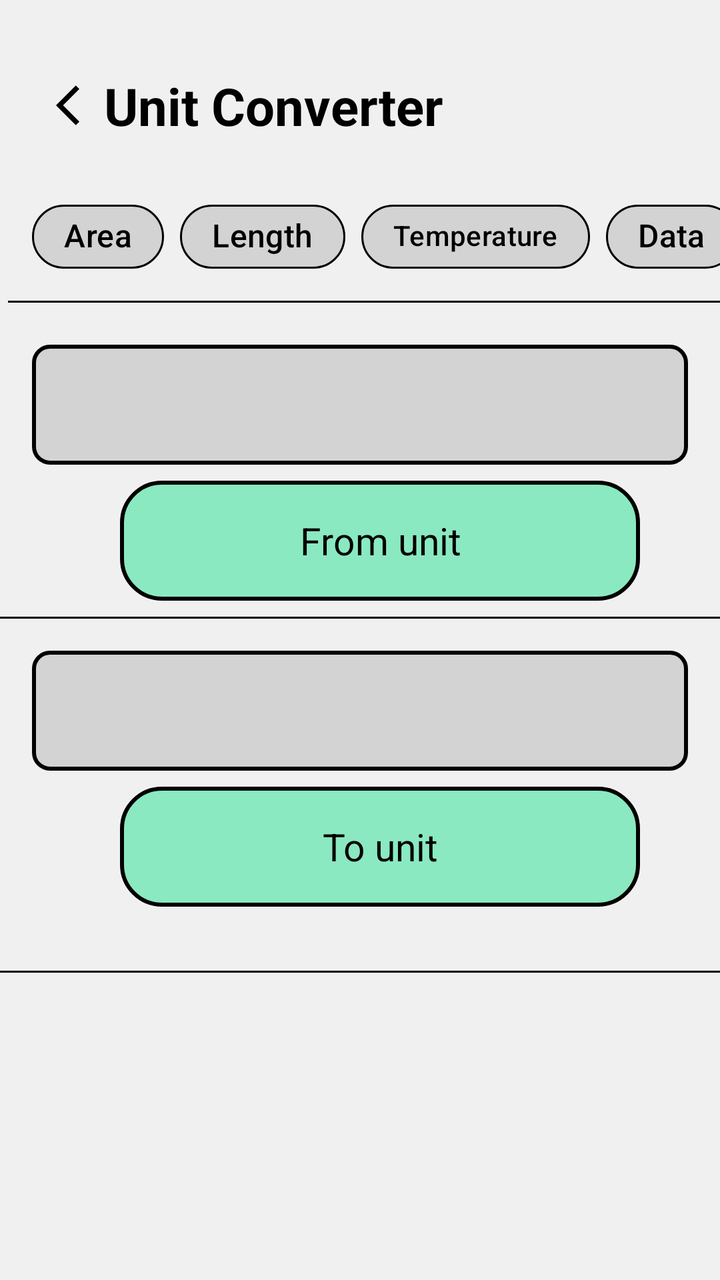
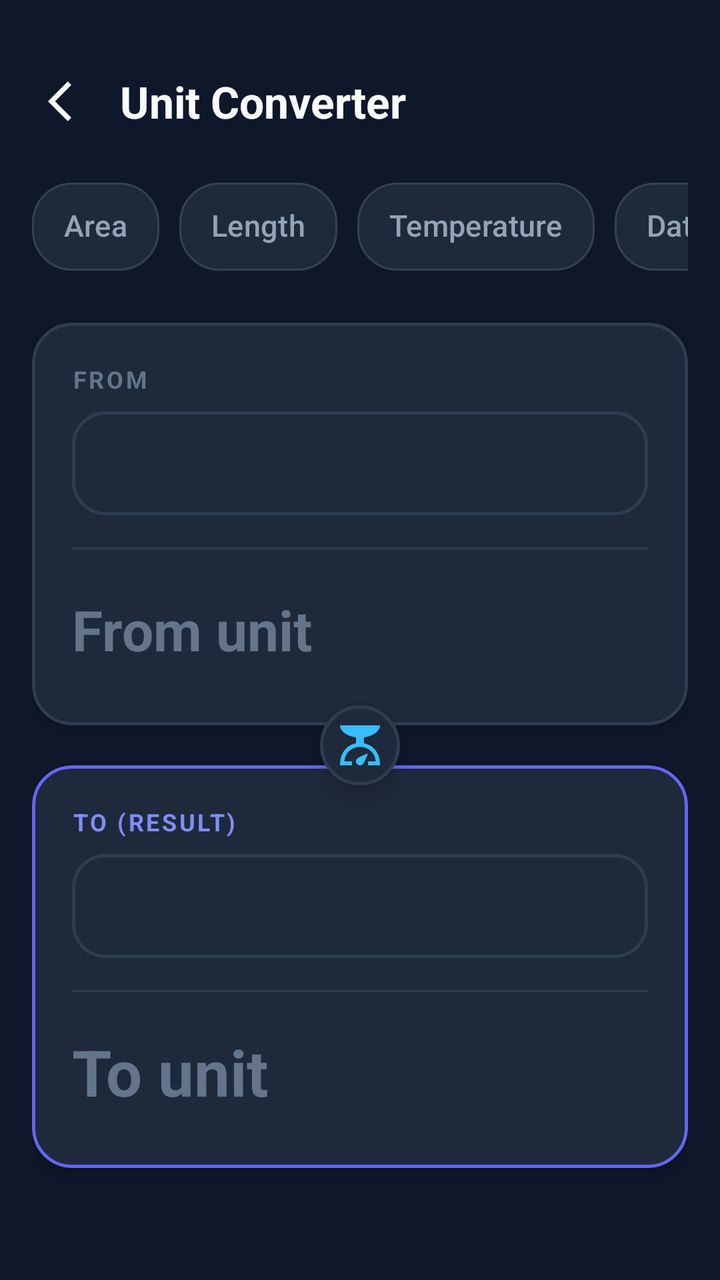

Two renders of the same Android screen: before a commit and after it. Below are the layout's source before the change and the commit's diff.
<!-- AndroidManifest.xml: application theme Theme.Calculater -->
<!-- res/layout/activity_unit_calculate.xml -->
<?xml version="1.0" encoding="utf-8"?>
<androidx.constraintlayout.widget.ConstraintLayout xmlns:android="http://schemas.android.com/apk/res/android"
    xmlns:app="http://schemas.android.com/apk/res-auto"
    xmlns:tools="http://schemas.android.com/tools"
    android:id="@+id/main"
    android:layout_width="match_parent"
    android:layout_height="match_parent"
    android:background="@color/light_gray"
    tools:context=".unitCalculate">

    <TextView
        android:id="@+id/unit_measure"
        android:layout_width="wrap_content"
        android:layout_height="wrap_content"
        android:layout_marginStart="28dp"
        android:layout_marginTop="16dp"
        android:text="@string/unit_converter"
        android:textColor="@color/black"
        android:textSize="26sp"
        android:textStyle="bold"
        app:drawableStartCompat="@drawable/baseline_arrow_back_ios_24"
        app:layout_constraintStart_toStartOf="@id/guideline_vertical"
        app:layout_constraintTop_toBottomOf="@id/guideline_hori" />

    <HorizontalScrollView
        android:id="@+id/horizontalScrollView"
        android:layout_width="0dp"
        android:layout_height="wrap_content"
        android:layout_marginTop="24dp"
        android:scrollbars="none"
        app:layout_constraintEnd_toEndOf="parent"
        app:layout_constraintStart_toStartOf="parent"
        app:layout_constraintTop_toBottomOf="@id/unit_measure">

        <com.google.android.material.chip.ChipGroup
            android:id="@+id/cip_group"
            android:layout_width="wrap_content"
            android:layout_height="wrap_content"
            android:paddingStart="16dp"
            android:paddingEnd="16dp"
            app:chipSpacingHorizontal="8dp"
            app:selectionRequired="true"
            app:singleLine="true"
            app:singleSelection="true">

            <com.google.android.material.chip.Chip
                android:id="@+id/area_chip"
                style="@style/CustomChipStyle"
                android:layout_width="wrap_content"
                android:layout_height="wrap_content"
                android:checkable="true"
                android:text="@string/area"
                android:textColor="@color/black"
                android:textSize="16sp"
                android:textStyle="bold" />

            <com.google.android.material.chip.Chip
                android:id="@+id/length_chip"
                style="@style/CustomChipStyle"
                android:layout_width="wrap_content"
                android:layout_height="wrap_content"
                android:checkable="true"
                android:text="@string/length"
                android:textColor="@color/black"
                android:textSize="16sp"
                android:textStyle="bold" />

            <com.google.android.material.chip.Chip
                android:id="@+id/tem_chip"
                style="@style/CustomChipStyle"
                android:layout_width="wrap_content"
                android:layout_height="wrap_content"
                android:checkable="true"
                android:text="@string/temperature"
                android:textColor="@color/black"
                android:textSize="14sp"
                android:textStyle="bold" />

            <com.google.android.material.chip.Chip
                android:id="@+id/data_chip"
                style="@style/CustomChipStyle"
                android:layout_width="wrap_content"
                android:layout_height="wrap_content"
                android:checkable="true"
                android:text="@string/data"
                android:textColor="@color/black"
                android:textSize="16sp"
                android:textStyle="bold" />

            <com.google.android.material.chip.Chip
                android:id="@+id/tax_chip"
                style="@style/CustomChipStyle"
                android:layout_width="wrap_content"
                android:layout_height="wrap_content"
                android:checkable="true"
                android:text="@string/tax"
                android:textColor="@color/black"
                android:textSize="16sp"
                android:textStyle="bold" />

            <com.google.android.material.chip.Chip
                android:id="@+id/mass_chip"
                style="@style/CustomChipStyle"
                android:layout_width="wrap_content"
                android:layout_height="wrap_content"
                android:checkable="true"
                android:text="@string/mass"
                android:textColor="@color/black"
                android:textSize="16sp"
                android:textStyle="bold" />

        </com.google.android.material.chip.ChipGroup>
    </HorizontalScrollView>

    <View
        android:id="@+id/line"
        android:layout_width="match_parent"
        android:layout_height="1dp"
        android:layout_marginStart="4dp"
        android:layout_marginTop="8dp"
        android:background="@color/black"
        app:layout_constraintStart_toStartOf="@id/guideline_vertical"
        app:layout_constraintTop_toBottomOf="@id/horizontalScrollView" />

    <androidx.appcompat.widget.AppCompatSpinner
        android:id="@+id/spinner_one"
        android:layout_width="0dp"
        android:layout_height="60dp"
        android:layout_marginStart="16dp"
        android:layout_marginTop="30dp"
        android:layout_marginEnd="16dp"
        android:background="@drawable/spinner_bg"
        android:popupBackground="@color/white"
        app:layout_constraintEnd_toEndOf="parent"
        app:layout_constraintStart_toStartOf="parent"
        app:layout_constraintTop_toBottomOf="@id/horizontalScrollView" />

    <EditText
        android:id="@+id/from_unit"
        android:layout_width="260dp"
        android:layout_height="60dp"
        android:layout_marginStart="60dp"
        android:layout_marginTop="8dp"
        android:background="@drawable/unit_screen_bg"
        android:gravity="center"
        android:hint="@string/from_unit"
        android:inputType="numberDecimal"
        android:textColor="@color/black"
        android:textColorHint="@color/black"
        android:textSize="19sp"
        app:layout_constraintStart_toStartOf="@id/guideline_vertical"
        app:layout_constraintTop_toBottomOf="@id/spinner_one" />

    <View
        android:id="@+id/line2"
        android:layout_width="match_parent"
        android:layout_height="1dp"
        android:layout_marginTop="8dp"
        android:background="@color/black"
        app:layout_constraintStart_toStartOf="@id/guideline_vertical"
        app:layout_constraintTop_toBottomOf="@id/from_unit" />


    <androidx.appcompat.widget.AppCompatSpinner
        android:id="@+id/spinner_2"
        android:layout_width="0dp"
        android:layout_height="60dp"
        android:layout_marginStart="16dp"
        android:layout_marginTop="16dp"
        android:layout_marginEnd="16dp"
        android:background="@drawable/spinner_bg"
        android:popupBackground="@color/white"
        app:layout_constraintEnd_toEndOf="parent"
        app:layout_constraintHorizontal_bias="0.0"
        app:layout_constraintStart_toStartOf="parent"
        app:layout_constraintTop_toBottomOf="@id/line2" />


    <TextView
        android:id="@+id/To_unit"
        android:layout_width="260dp"
        android:layout_height="60dp"
        android:layout_marginStart="60dp"
        android:layout_marginTop="8dp"
        android:background="@drawable/unit_screen_bg"
        android:gravity="center"
        android:hint="@string/to_unit"
        android:textColor="@color/black"
        android:textColorHint="@color/black"
        android:textSize="19sp"
        app:layout_constraintStart_toStartOf="@id/guideline_vertical"
        app:layout_constraintTop_toBottomOf="@id/spinner_2" />

    <View
        android:id="@+id/line3"
        android:layout_width="match_parent"
        android:layout_height="1dp"
        android:layout_marginTop="32dp"
        android:background="@color/black"
        app:layout_constraintStart_toStartOf="@id/guideline_vertical"
        app:layout_constraintTop_toBottomOf="@id/To_unit" />

    <androidx.constraintlayout.widget.Guideline
        android:id="@+id/guideline_hori"
        android:layout_width="wrap_content"
        android:layout_height="wrap_content"
        android:orientation="horizontal"
        app:layout_constraintGuide_percent="0.03" />

    <androidx.constraintlayout.widget.Guideline
        android:id="@+id/guideline_vertical"
        android:layout_width="wrap_content"
        android:layout_height="wrap_content"
        android:orientation="vertical"
        app:layout_constraintGuide_percent="0.00" />

</androidx.constraintlayout.widget.ConstraintLayout>
<!-- resources referenced by this layout -->
<resources>
  <color name="black">#FF000000</color>
  <color name="light_gray">#F0F0F0</color>
  <color name="white">#FFFFFFFF</color>
  <!-- drawable baseline_arrow_back_ios_24 (drawable) -->
  <vector xmlns:android="http://schemas.android.com/apk/res/android" android:autoMirrored="true" android:height="24dp" android:tint="#000000" android:viewportHeight="24" android:viewportWidth="24" android:width="24dp">
        
      <path android:fillColor="@android:color/white" android:pathData="M11.67,3.87L9.9,2.1 0,12l9.9,9.9 1.77,-1.77L3.54,12z"/>
      
  </vector>
  <!-- drawable spinner_bg (drawable) -->
  <?xml version="1.0" encoding="utf-8"?>
  <shape xmlns:android="http://schemas.android.com/apk/res/android">
  
      <solid android:color="@color/grey" />
      <corners android:radius="8dp" />
  
      <stroke
          android:width="2dp"
          android:color="@color/black" />
  </shape>
  <!-- drawable unit_screen_bg (drawable) -->
  <?xml version="1.0" encoding="utf-8"?>
  <shape xmlns:android="http://schemas.android.com/apk/res/android"
      android:shape="rectangle">
  
      <corners android:radius="20dp" />
  
      <stroke
          android:width="2dp"
          android:color="@color/black" />
  
      <solid android:color="@color/Aquemarine" />
  
  </shape>
  <string name="area">Area</string>
  <string name="data">Data</string>
  <string name="from_unit">From unit</string>
  <string name="length">Length</string>
  <string name="mass">Mass</string>
  <string name="tax">Tax</string>
  <string name="temperature">Temperature</string>
  <string name="to_unit">To unit</string>
  <string name="unit_converter">Unit Converter</string>
  <style name="CustomChipStyle" parent="Widget.Material3.Chip.Assist">
          <item name="android:textColor">@color/black</item>
          <item name="chipBackgroundColor">@color/grey</item>
          <item name="chipStrokeColor">@color/black</item>
          <item name="chipStrokeWidth">1dp</item>
          <item name="elevation">6dp</item>
          <item name="shapeAppearance">?attr/shapeAppearanceSmallComponent</item>
          <item name="chipCornerRadius">30dp</item>
      </style>
  <style name="Theme.Calculater" parent="Base.Theme.Calculater" />
  <color name="grey">#D3D3D3</color>
  <color name="Aquemarine">#8AE9C1</color>
  <style name="Base.Theme.Calculater" parent="Theme.Material3.DayNight.NoActionBar">
          
          
      </style>
</resources>

<!-- the commit's change to res/layout/activity_unit_calculate.xml (unified diff, before → after) -->
@@ -5,28 +5,35 @@
     android:id="@+id/main"
     android:layout_width="match_parent"
     android:layout_height="match_parent"
-    android:background="@color/light_gray"
+    android:background="@color/bg_dark"
+    android:paddingStart="16dp"
+    android:paddingEnd="16dp"
     tools:context=".unitCalculate">
 
+    
     <TextView
         android:id="@+id/unit_measure"
         android:layout_width="wrap_content"
         android:layout_height="wrap_content"
-        android:layout_marginStart="28dp"
-        android:layout_marginTop="16dp"
+        android:layout_marginTop="28dp"
+        android:drawablePadding="12dp"
+        android:gravity="center_vertical"
+        android:padding="8dp"
         android:text="@string/unit_converter"
-        android:textColor="@color/black"
-        android:textSize="26sp"
+        android:textColor="@color/text_primary"
+        android:textSize="22sp"
         android:textStyle="bold"
         app:drawableStartCompat="@drawable/baseline_arrow_back_ios_24"
-        app:layout_constraintStart_toStartOf="@id/guideline_vertical"
-        app:layout_constraintTop_toBottomOf="@id/guideline_hori" />
-
+        app:drawableTint="@color/text_primary"
+        app:layout_constraintStart_toStartOf="parent"
+        app:layout_constraintTop_toTopOf="parent" />
+
+    
     <HorizontalScrollView
         android:id="@+id/horizontalScrollView"
         android:layout_width="0dp"
         android:layout_height="wrap_content"
-        android:layout_marginTop="24dp"
+        android:layout_marginTop="16dp"
         android:scrollbars="none"
         app:layout_constraintEnd_toEndOf="parent"
         app:layout_constraintStart_toStartOf="parent"
@@ -36,9 +43,7 @@
             android:id="@+id/cip_group"
             android:layout_width="wrap_content"
             android:layout_height="wrap_content"
-            android:paddingStart="16dp"
-            android:paddingEnd="16dp"
-            app:chipSpacingHorizontal="8dp"
+            app:chipSpacingHorizontal="10dp"
             app:selectionRequired="true"
             app:singleLine="true"
             app:singleSelection="true">
@@ -49,10 +54,7 @@
                 android:layout_width="wrap_content"
                 android:layout_height="wrap_content"
                 android:checkable="true"
-                android:text="@string/area"
-                android:textColor="@color/black"
-                android:textSize="16sp"
-                android:textStyle="bold" />
+                android:text="@string/area" />
 
             <com.google.android.material.chip.Chip
                 android:id="@+id/length_chip"
@@ -60,10 +62,7 @@
                 android:layout_width="wrap_content"
                 android:layout_height="wrap_content"
                 android:checkable="true"
-                android:text="@string/length"
-                android:textColor="@color/black"
-                android:textSize="16sp"
-                android:textStyle="bold" />
+                android:text="@string/length" />
 
             <com.google.android.material.chip.Chip
                 android:id="@+id/tem_chip"
@@ -71,10 +70,7 @@
                 android:layout_width="wrap_content"
                 android:layout_height="wrap_content"
                 android:checkable="true"
-                android:text="@string/temperature"
-                android:textColor="@color/black"
-                android:textSize="14sp"
-                android:textStyle="bold" />
+                android:text="@string/temperature" />
 
             <com.google.android.material.chip.Chip
                 android:id="@+id/data_chip"
@@ -82,10 +78,7 @@
                 android:layout_width="wrap_content"
                 android:layout_height="wrap_content"
                 android:checkable="true"
-                android:text="@string/data"
-                android:textColor="@color/black"
-                android:textSize="16sp"
-                android:textStyle="bold" />
+                android:text="@string/data" />
 
             <com.google.android.material.chip.Chip
                 android:id="@+id/tax_chip"
@@ -93,10 +86,7 @@
                 android:layout_width="wrap_content"
                 android:layout_height="wrap_content"
                 android:checkable="true"
-                android:text="@string/tax"
-                android:textColor="@color/black"
-                android:textSize="16sp"
-                android:textStyle="bold" />
+                android:text="@string/tax" />
 
             <com.google.android.material.chip.Chip
                 android:id="@+id/mass_chip"
@@ -104,101 +94,154 @@
                 android:layout_width="wrap_content"
                 android:layout_height="wrap_content"
                 android:checkable="true"
-                android:text="@string/mass"
-                android:textColor="@color/black"
-                android:textSize="16sp"
-                android:textStyle="bold" />
+                android:text="@string/mass" />
 
         </com.google.android.material.chip.ChipGroup>
     </HorizontalScrollView>
 
-    <View
-        android:id="@+id/line"
-        android:layout_width="match_parent"
-        android:layout_height="1dp"
-        android:layout_marginStart="4dp"
-        android:layout_marginTop="8dp"
-        android:background="@color/black"
-        app:layout_constraintStart_toStartOf="@id/guideline_vertical"
-        app:layout_constraintTop_toBottomOf="@id/horizontalScrollView" />
-
-    <androidx.appcompat.widget.AppCompatSpinner
-        android:id="@+id/spinner_one"
+    
+    <com.google.android.material.card.MaterialCardView
+        android:id="@+id/from_card"
         android:layout_width="0dp"
-        android:layout_height="60dp"
-        android:layout_marginStart="16dp"
-        android:layout_marginTop="30dp"
-        android:layout_marginEnd="16dp"
-        android:background="@drawable/spinner_bg"
-        android:popupBackground="@color/white"
-        app:layout_constraintEnd_toEndOf="parent"
-        app:layout_constraintStart_toStartOf="parent"
-        app:layout_constraintTop_toBottomOf="@id/horizontalScrollView" />
-
-    <EditText
-        android:id="@+id/from_unit"
-        android:layout_width="260dp"
-        android:layout_height="60dp"
-        android:layout_marginStart="60dp"
-        android:layout_marginTop="8dp"
-        android:background="@drawable/unit_screen_bg"
-        android:gravity="center"
-        android:hint="@string/from_unit"
-        android:inputType="numberDecimal"
-        android:textColor="@color/black"
-        android:textColorHint="@color/black"
-        android:textSize="19sp"
-        app:layout_constraintStart_toStartOf="@id/guideline_vertical"
-        app:layout_constraintTop_toBottomOf="@id/spinner_one" />
-
-    <View
-        android:id="@+id/line2"
-        android:layout_width="match_parent"
-        android:layout_height="1dp"
-        android:layout_marginTop="8dp"
-        android:background="@color/black"
-        app:layout_constraintStart_toStartOf="@id/guideline_vertical"
-        app:layout_constraintTop_toBottomOf="@id/from_unit" />
-
-
-    <androidx.appcompat.widget.AppCompatSpinner
-        android:id="@+id/spinner_2"
+        android:layout_height="wrap_content"
+        android:layout_marginTop="24dp"
+        app:cardBackgroundColor="@color/surface_dark"
+        app:cardCornerRadius="20dp"
+        app:cardElevation="3dp"
+        app:strokeColor="@color/surface_border"
+        app:strokeWidth="1.5dp"
+        app:layout_constraintEnd_toEndOf="parent"
+        app:layout_constraintStart_toStartOf="parent"
+        app:layout_constraintTop_toBottomOf="@id/horizontalScrollView">
+
+        <LinearLayout
+            android:layout_width="match_parent"
+            android:layout_height="wrap_content"
+            android:orientation="vertical"
+            android:padding="20dp">
+
+            <TextView
+                android:layout_width="wrap_content"
+                android:layout_height="wrap_content"
+                android:text="FROM"
+                android:textColor="@color/text_muted"
+                android:textSize="12sp"
+                android:textStyle="bold"
+                android:letterSpacing="0.1" />
+
+            <androidx.appcompat.widget.AppCompatSpinner
+                android:id="@+id/spinner_one"
+                android:layout_width="match_parent"
+                android:layout_height="52dp"
+                android:layout_marginTop="8dp"
+                android:background="@drawable/spinner_bg"
+                android:popupBackground="@color/surface_dark" />
+
+            <View
+                android:id="@+id/line"
+                android:layout_width="match_parent"
+                android:layout_height="1dp"
+                android:layout_marginTop="16dp"
+                android:layout_marginBottom="12dp"
+                android:background="@color/surface_border" />
+
+            <EditText
+                android:id="@+id/from_unit"
+                android:layout_width="match_parent"
+                android:layout_height="56dp"
+                android:background="@null"
+                android:gravity="center_vertical|start"
+                android:hint="@string/from_unit"
+                android:inputType="numberDecimal"
+                android:textColor="@color/text_primary"
+                android:textColorHint="@color/text_muted"
+                android:textSize="28sp"
+                android:textStyle="bold" />
+
+        </LinearLayout>
+    </com.google.android.material.card.MaterialCardView>
+
+    
+    <ImageView
+        android:id="@+id/swap_indicator"
+        android:layout_width="40dp"
+        android:layout_height="40dp"
+        android:background="@drawable/edittext_background"
+        android:elevation="6dp"
+        android:padding="8dp"
+        android:src="@drawable/baseline_scale_24"
+        app:tint="@color/secondary_accent"
+        app:layout_constraintBottom_toTopOf="@id/to_card"
+        app:layout_constraintEnd_toEndOf="parent"
+        app:layout_constraintStart_toStartOf="parent"
+        app:layout_constraintTop_toBottomOf="@id/from_card" />
+
+    
+    <com.google.android.material.card.MaterialCardView
+        android:id="@+id/to_card"
         android:layout_width="0dp"
-        android:layout_height="60dp"
-        android:layout_marginStart="16dp"
-        android:layout_marginTop="16dp"
-        android:layout_marginEnd="16dp"
-        android:background="@drawable/spinner_bg"
-        android:popupBackground="@color/white"
-        app:layout_constraintEnd_toEndOf="parent"
-        app:layout_constraintHorizontal_bias="0.0"
-        app:layout_constraintStart_toStartOf="parent"
-        app:layout_constraintTop_toBottomOf="@id/line2" />
-
-
-    <TextView
-        android:id="@+id/To_unit"
-        android:layout_width="260dp"
-        android:layout_height="60dp"
-        android:layout_marginStart="60dp"
-        android:layout_marginTop="8dp"
-        android:background="@drawable/unit_screen_bg"
-        android:gravity="center"
-        android:hint="@string/to_unit"
-        android:textColor="@color/black"
-        android:textColorHint="@color/black"
-        android:textSize="19sp"
-        app:layout_constraintStart_toStartOf="@id/guideline_vertical"
-        app:layout_constraintTop_toBottomOf="@id/spinner_2" />
+        android:layout_height="wrap_content"
+        android:layout_marginTop="20dp"
+        app:cardBackgroundColor="@color/surface_dark"
+        app:cardCornerRadius="20dp"
+        app:cardElevation="3dp"
+        app:strokeColor="@color/primary_accent"
+        app:strokeWidth="1.5dp"
+        app:layout_constraintEnd_toEndOf="parent"
+        app:layout_constraintStart_toStartOf="parent"
+        app:layout_constraintTop_toBottomOf="@id/from_card">
+
+        <LinearLayout
+            android:layout_width="match_parent"
+            android:layout_height="wrap_content"
+            android:orientation="vertical"
+            android:padding="20dp">
+
+            <TextView
+                android:layout_width="wrap_content"
+                android:layout_height="wrap_content"
+                android:text="TO (RESULT)"
+                android:textColor="@color/primary_accent_light"
+                android:textSize="12sp"
+                android:textStyle="bold"
+                android:letterSpacing="0.1" />
+
+            <androidx.appcompat.widget.AppCompatSpinner
+                android:id="@+id/spinner_2"
+                android:layout_width="match_parent"
+                android:layout_height="52dp"
+                android:layout_marginTop="8dp"
+                android:background="@drawable/spinner_bg"
+                android:popupBackground="@color/surface_dark" />
+
+            <View
+                android:id="@+id/line2"
+                android:layout_width="match_parent"
+                android:layout_height="1dp"
+                android:layout_marginTop="16dp"
+                android:layout_marginBottom="12dp"
+                android:background="@color/surface_border" />
+
+            <TextView
+                android:id="@+id/To_unit"
+                android:layout_width="match_parent"
+                android:layout_height="56dp"
+                android:gravity="center_vertical|start"
+                android:hint="@string/to_unit"
+                android:textColor="@color/secondary_accent"
+                android:textColorHint="@color/text_muted"
+                android:textSize="32sp"
+                android:textStyle="bold" />
+
+        </LinearLayout>
+    </com.google.android.material.card.MaterialCardView>
 
     <View
         android:id="@+id/line3"
         android:layout_width="match_parent"
         android:layout_height="1dp"
-        android:layout_marginTop="32dp"
-        android:background="@color/black"
-        app:layout_constraintStart_toStartOf="@id/guideline_vertical"
-        app:layout_constraintTop_toBottomOf="@id/To_unit" />
+        android:visibility="gone"
+        app:layout_constraintTop_toBottomOf="@id/to_card" />
 
     <androidx.constraintlayout.widget.Guideline
         android:id="@+id/guideline_hori"
<!-- resource entries referenced after the edit -->
@@ -1,38 +1,57 @@
 <!-- resources referenced by this layout -->
 <resources>
-  <color name="black">#FF000000</color>
-  <color name="light_gray">#F0F0F0</color>
-  <color name="white">#FFFFFFFF</color>
+  <color name="bg_dark">#0F172A</color>
+  <color name="primary_accent">#6366F1</color>
+  <color name="primary_accent_light">#818CF8</color>
+  <color name="secondary_accent">#38BDF8</color>
+  <color name="surface_border">#2E3C51</color>
+  <color name="surface_dark">#1E293B</color>
+  <color name="text_muted">#64748B</color>
+  <color name="text_primary">#F8FAFC</color>
   <!-- drawable baseline_arrow_back_ios_24 (drawable) -->
-  <vector xmlns:android="http://schemas.android.com/apk/res/android" android:autoMirrored="true" android:height="24dp" android:tint="#000000" android:viewportHeight="24" android:viewportWidth="24" android:width="24dp">
-        
-      <path android:fillColor="@android:color/white" android:pathData="M11.67,3.87L9.9,2.1 0,12l9.9,9.9 1.77,-1.77L3.54,12z"/>
-      
+  <?xml version="1.0" encoding="utf-8"?>
+  <vector xmlns:android="http://schemas.android.com/apk/res/android"
+      android:width="24dp"
+      android:height="24dp"
+      android:viewportWidth="24"
+      android:viewportHeight="24"
+      android:tint="@color/text_primary"
+      android:autoMirrored="true">
+      <path
+          android:fillColor="@android:color/white"
+          android:pathData="M11.67,3.87L9.9,2.1 0,12l9.9,9.9 1.77,-1.77L3.54,12z" />
   </vector>
-  <!-- drawable spinner_bg (drawable) -->
+  <!-- drawable baseline_scale_24 (drawable) -->
   <?xml version="1.0" encoding="utf-8"?>
-  <shape xmlns:android="http://schemas.android.com/apk/res/android">
-  
-      <solid android:color="@color/grey" />
-      <corners android:radius="8dp" />
-  
-      <stroke
-          android:width="2dp"
-          android:color="@color/black" />
-  </shape>
-  <!-- drawable unit_screen_bg (drawable) -->
+  <vector xmlns:android="http://schemas.android.com/apk/res/android"
+      android:width="24dp"
+      android:height="24dp"
+      android:viewportWidth="24"
+      android:viewportHeight="24"
+      android:tint="@color/secondary_accent">
+      <path
+          android:fillColor="@android:color/white"
+          android:pathData="M14,11V8c4.56,-0.58 8,-3.1 8,-6H2c0,2.9 3.44,5.42 8,6l0,3c-3.68,0.73 -8,3.61 -8,11h6v-2H4.13c0.93,-6.83 6.65,-7.2 7.87,-7.2s6.94,0.37 7.87,7.2H16v2h6C22,14.61 17.68,11.73 14,11zM12,22c-1.1,0 -2,-0.9 -2,-2c0,-0.55 0.22,-1.05 0.59,-1.41C11.39,17.79 16,16 16,16s-1.79,4.61 -2.59,5.41C13.05,21.78 12.55,22 12,22z" />
+  </vector>
+  <!-- drawable edittext_background (drawable) -->
   <?xml version="1.0" encoding="utf-8"?>
   <shape xmlns:android="http://schemas.android.com/apk/res/android"
       android:shape="rectangle">
-  
-      <corners android:radius="20dp" />
-  
+      <solid android:color="@color/surface_dark" />
+      <corners android:radius="24dp" />
       <stroke
-          android:width="2dp"
-          android:color="@color/black" />
-  
-      <solid android:color="@color/Aquemarine" />
-  
+          android:width="1.5dp"
+          android:color="@color/surface_border" />
+  </shape>
+  <!-- drawable spinner_bg (drawable) -->
+  <?xml version="1.0" encoding="utf-8"?>
+  <shape xmlns:android="http://schemas.android.com/apk/res/android"
+      android:shape="rectangle">
+      <solid android:color="@color/surface_dark" />
+      <corners android:radius="16dp" />
+      <stroke
+          android:width="1.5dp"
+          android:color="@color/surface_border" />
   </shape>
   <string name="area">Area</string>
   <string name="data">Data</string>
@@ -43,21 +62,24 @@
   <string name="temperature">Temperature</string>
   <string name="to_unit">To unit</string>
   <string name="unit_converter">Unit Converter</string>
-  <style name="CustomChipStyle" parent="Widget.Material3.Chip.Assist">
-          <item name="android:textColor">@color/black</item>
-          <item name="chipBackgroundColor">@color/grey</item>
-          <item name="chipStrokeColor">@color/black</item>
+  <style name="CustomChipStyle" parent="Widget.Material3.Chip.Filter">
+          <item name="android:textColor">@color/chip_text_selector</item>
+          <item name="chipBackgroundColor">@color/chip_bg_selector</item>
+          <item name="chipStrokeColor">@color/chip_stroke_selector</item>
           <item name="chipStrokeWidth">1dp</item>
-          <item name="elevation">6dp</item>
-          <item name="shapeAppearance">?attr/shapeAppearanceSmallComponent</item>
-          <item name="chipCornerRadius">30dp</item>
+          <item name="elevation">2dp</item>
+          <item name="chipCornerRadius">20dp</item>
+          <item name="chipMinHeight">44dp</item>
+          <item name="android:textSize">15sp</item>
+          <item name="android:textStyle">bold</item>
       </style>
   <style name="Theme.Calculater" parent="Base.Theme.Calculater" />
-  <color name="grey">#D3D3D3</color>
-  <color name="Aquemarine">#8AE9C1</color>
   <style name="Base.Theme.Calculater" parent="Theme.Material3.DayNight.NoActionBar">
-          
-          
+          <item name="android:statusBarColor">@color/bg_dark</item>
+          <item name="android:navigationBarColor">@color/bg_dark</item>
+          <item name="android:windowBackground">@color/bg_dark</item>
+          <item name="android:windowLightStatusBar">false</item>
+          <item name="colorPrimary">@color/primary_accent</item>
       </style>
 </resources>
 
